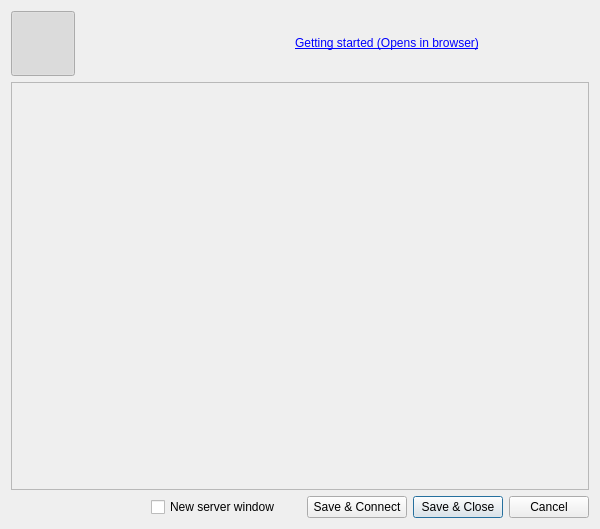
Above: iconfig.ui from daniel-Jones/IdealIRC before the change. Below: the same form after it.
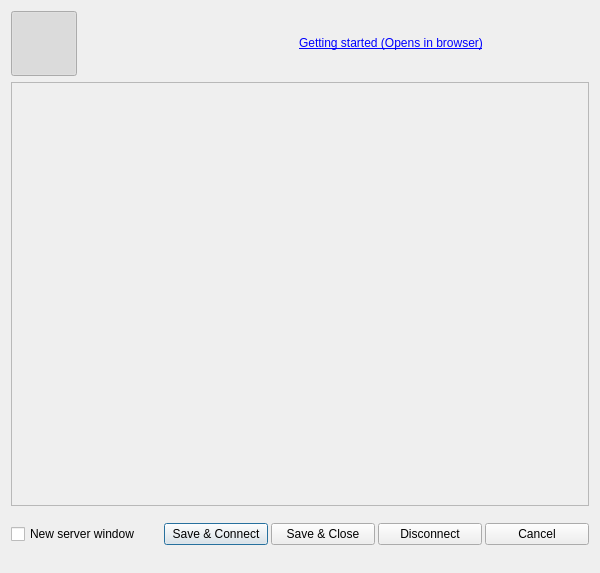
That is the form after the change. Icons and pictures are not drawn.

Commit message: - Some cleaning in constants.h - Added Perform on Connect. - Config dialogs now re-creates every time on opening. -

The edit to the form file:
```diff
--- a/iconfig.ui
+++ b/iconfig.ui
@@ -7,7 +7,7 @@
     <x>0</x>
     <y>0</y>
     <width>600</width>
-    <height>529</height>
+    <height>573</height>
    </rect>
   </property>
   <property name="minimumSize">
@@ -23,20 +23,7 @@
    <iconset resource="resources.qrc">
     <normaloff>:/toolicons/gfx/options.png</normaloff>:/toolicons/gfx/options.png</iconset>
   </property>
-  <layout class="QGridLayout" name="gridLayout">
-   <item row="2" column="2" colspan="3">
-    <widget class="QCheckBox" name="newServer">
-     <property name="minimumSize">
-      <size>
-       <width>150</width>
-       <height>0</height>
-      </size>
-     </property>
-     <property name="text">
-      <string>New server window</string>
-     </property>
-    </widget>
-   </item>
+  <layout class="QGridLayout" name="gridLayout_2">
    <item row="0" column="0">
     <widget class="QToolButton" name="btGeneral">
      <property name="minimumSize">
@@ -104,6 +91,25 @@
      </property>
     </widget>
    </item>
+   <item row="0" column="4">
+    <widget class="QLabel" name="label">
+     <property name="maximumSize">
+      <size>
+       <width>16777215</width>
+       <height>20</height>
+      </size>
+     </property>
+     <property name="cursor">
+      <cursorShape>PointingHandCursor</cursorShape>
+     </property>
+     <property name="text">
+      <string>&lt;html&gt;&lt;head/&gt;&lt;body&gt;&lt;p&gt;&lt;a href=&quot;http://www.idealirc.org/wiki/index.php?title=Getting_Started&quot;&gt;&lt;span style=&quot; text-decoration: underline; color:#0000ff;&quot;&gt;Getting started (Opens in browser)&lt;/span&gt;&lt;/a&gt;&lt;/p&gt;&lt;/body&gt;&lt;/html&gt;</string>
+     </property>
+     <property name="openExternalLinks">
+      <bool>true</bool>
+     </property>
+    </widget>
+   </item>
    <item row="0" column="1">
     <widget class="QToolButton" name="btPerform">
      <property name="minimumSize">
@@ -136,62 +142,6 @@
      </property>
     </widget>
    </item>
-   <item row="1" column="0" colspan="8">
-    <widget class="QFrame" name="frame">
-     <property name="frameShape">
-      <enum>QFrame::StyledPanel</enum>
-     </property>
-     <property name="frameShadow">
-      <enum>QFrame::Raised</enum>
-     </property>
-    </widget>
-   </item>
-   <item row="2" column="6">
-    <widget class="QPushButton" name="btnSaveClose">
-     <property name="minimumSize">
-      <size>
-       <width>90</width>
-       <height>0</height>
-      </size>
-     </property>
-     <property name="text">
-      <string>Save &amp;&amp; Close</string>
-     </property>
-    </widget>
-   </item>
-   <item row="2" column="7">
-    <widget class="QPushButton" name="btnCancel">
-     <property name="text">
-      <string>Cancel</string>
-     </property>
-    </widget>
-   </item>
-   <item row="2" column="5">
-    <widget class="QPushButton" name="btnSaveConnect">
-     <property name="minimumSize">
-      <size>
-       <width>100</width>
-       <height>0</height>
-      </size>
-     </property>
-     <property name="text">
-      <string>Save &amp;&amp; Connect</string>
-     </property>
-    </widget>
-   </item>
-   <item row="2" column="0" colspan="2">
-    <spacer name="horizontalSpacer">
-     <property name="orientation">
-      <enum>Qt::Horizontal</enum>
-     </property>
-     <property name="sizeHint" stdset="0">
-      <size>
-       <width>134</width>
-       <height>20</height>
-      </size>
-     </property>
-    </spacer>
-   </item>
    <item row="0" column="3">
     <widget class="QToolButton" name="btLog">
      <property name="minimumSize">
@@ -224,23 +174,110 @@
      </property>
     </widget>
    </item>
-   <item row="0" column="4" colspan="4">
-    <widget class="QLabel" name="label">
+   <item row="1" column="0" colspan="5">
+    <widget class="QFrame" name="frame">
+     <property name="frameShape">
+      <enum>QFrame::StyledPanel</enum>
+     </property>
+     <property name="frameShadow">
+      <enum>QFrame::Raised</enum>
+     </property>
+     <zorder>frame_2</zorder>
+    </widget>
+   </item>
+   <item row="2" column="0" colspan="5">
+    <widget class="QFrame" name="frame_2">
      <property name="maximumSize">
       <size>
        <width>16777215</width>
-       <height>20</height>
+       <height>50</height>
       </size>
      </property>
-     <property name="cursor">
-      <cursorShape>PointingHandCursor</cursorShape>
+     <property name="frameShape">
+      <enum>QFrame::NoFrame</enum>
      </property>
-     <property name="text">
-      <string>&lt;html&gt;&lt;head/&gt;&lt;body&gt;&lt;p&gt;&lt;a href=&quot;http://www.idealirc.org/wiki/index.php?title=Getting_Started&quot;&gt;&lt;span style=&quot; text-decoration: underline; color:#0000ff;&quot;&gt;Getting started (Opens in browser)&lt;/span&gt;&lt;/a&gt;&lt;/p&gt;&lt;/body&gt;&lt;/html&gt;</string>
+     <property name="frameShadow">
+      <enum>QFrame::Plain</enum>
      </property>
-     <property name="openExternalLinks">
-      <bool>true</bool>
-     </property>
+     <layout class="QGridLayout" name="gridLayout">
+      <property name="leftMargin">
+       <number>0</number>
+      </property>
+      <property name="topMargin">
+       <number>0</number>
+      </property>
+      <property name="rightMargin">
+       <number>0</number>
+      </property>
+      <property name="bottomMargin">
+       <number>6</number>
+      </property>
+      <property name="horizontalSpacing">
+       <number>3</number>
+      </property>
+      <item row="0" column="1">
+       <widget class="QPushButton" name="btnSaveConnect">
+        <property name="minimumSize">
+         <size>
+          <width>100</width>
+          <height>0</height>
+         </size>
+        </property>
+        <property name="text">
+         <string>Save &amp;&amp; Connect</string>
+        </property>
+       </widget>
+      </item>
+      <item row="0" column="2">
+       <widget class="QPushButton" name="btnSaveClose">
+        <property name="minimumSize">
+         <size>
+          <width>90</width>
+          <height>0</height>
+         </size>
+        </property>
+        <property name="text">
+         <string>Save &amp;&amp; Close</string>
+        </property>
+       </widget>
+      </item>
+      <item row="0" column="4">
+       <widget class="QPushButton" name="btnCancel">
+        <property name="text">
+         <string>Cancel</string>
+        </property>
+       </widget>
+      </item>
+      <item row="0" column="3">
+       <widget class="QPushButton" name="btnDisconnect">
+        <property name="minimumSize">
+         <size>
+          <width>90</width>
+          <height>0</height>
+         </size>
+        </property>
+        <property name="text">
+         <string>Disconnect</string>
+        </property>
+       </widget>
+      </item>
+      <item row="0" column="0">
+       <widget class="QCheckBox" name="newServer">
+        <property name="minimumSize">
+         <size>
+          <width>150</width>
+          <height>0</height>
+         </size>
+        </property>
+        <property name="layoutDirection">
+         <enum>Qt::LeftToRight</enum>
+        </property>
+        <property name="text">
+         <string>New server window</string>
+        </property>
+       </widget>
+      </item>
+     </layout>
     </widget>
    </item>
   </layout>
```
Left out of the diff: 2 changed lines with no effect on the pictures. The commit also changes 13 other files.
